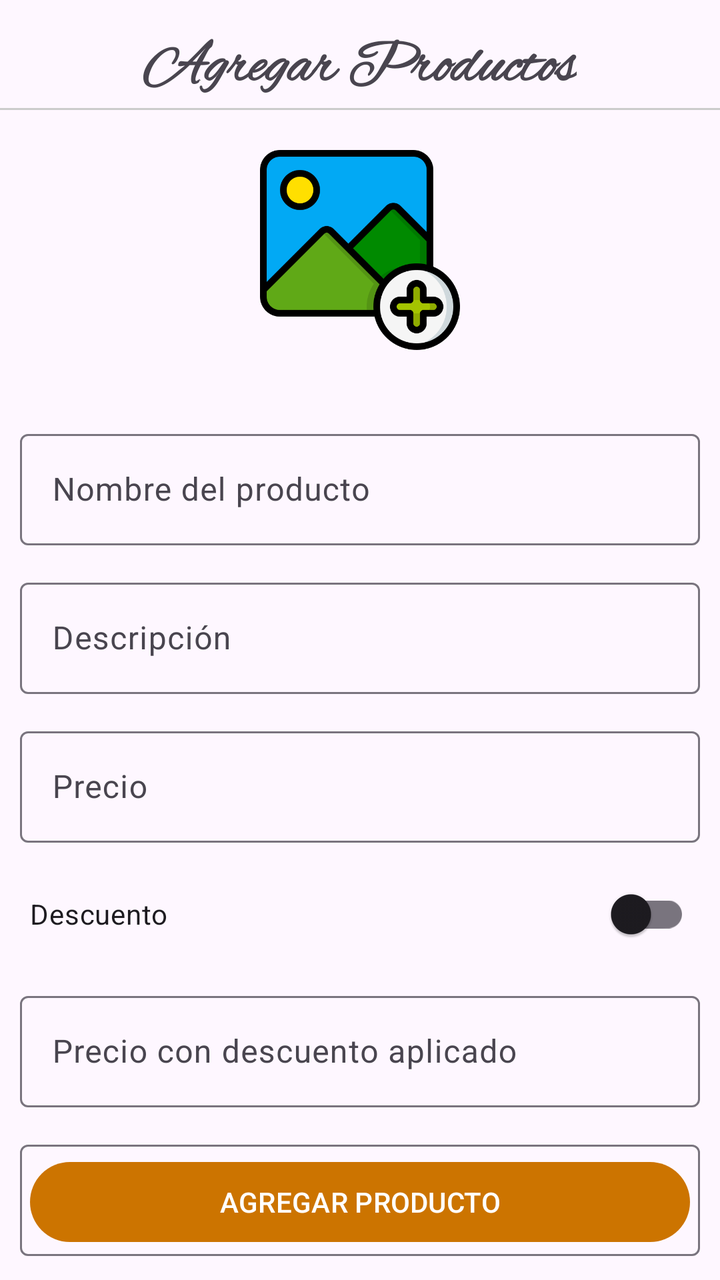
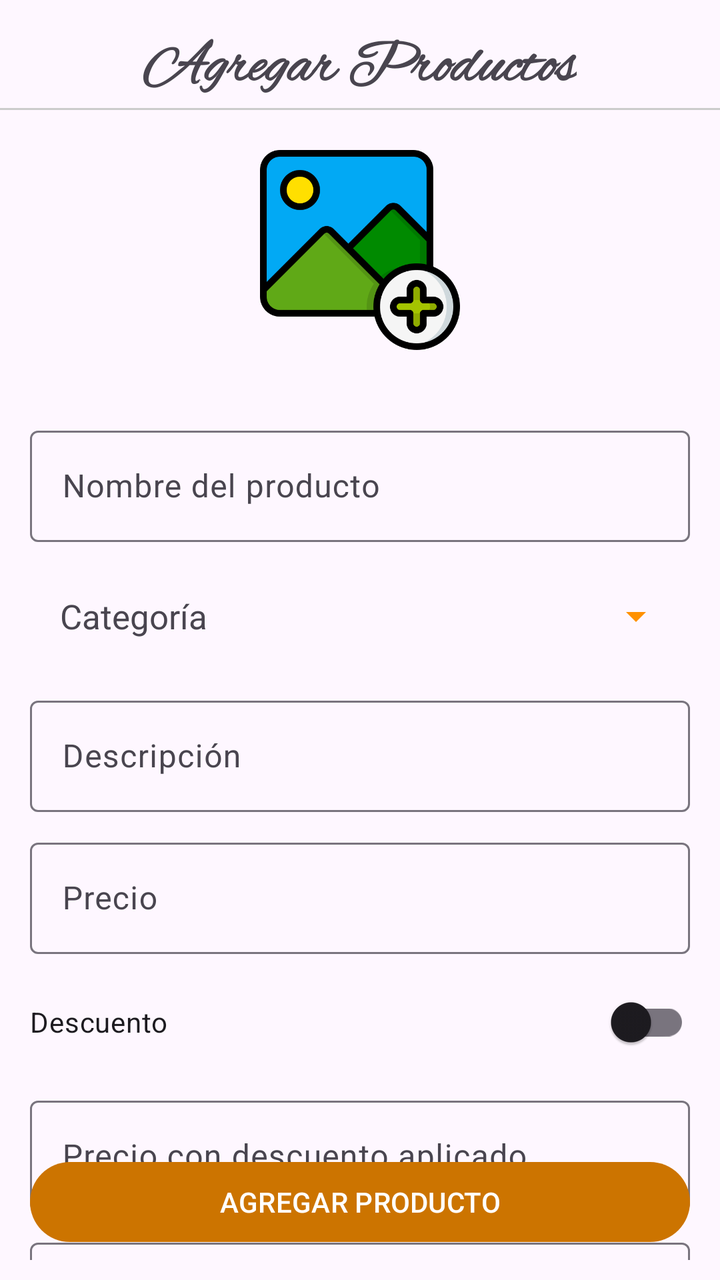

Before-and-after screenshots of an Android layout around one commit, followed by the original layout XML and the change that was made.
<!-- AndroidManifest.xml: application theme Theme.SlopShop -->
<!-- res/layout/activity_agregar_producto.xml -->
<?xml version="1.0" encoding="utf-8"?>
<RelativeLayout xmlns:android="http://schemas.android.com/apk/res/android"
    xmlns:app="http://schemas.android.com/apk/res-auto"
    xmlns:tools="http://schemas.android.com/tools"
    android:id="@+id/main"
    android:layout_width="match_parent"
    android:layout_height="match_parent"
    tools:context=".Administrador.Productos.AgregarProductoActivity">


    <RelativeLayout
        android:id="@+id/RLTitulo"
        android:layout_width="match_parent"
        android:layout_height="55dp">

        <TextView

            android:text="@string/txtAgregarProductos"
            android:layout_centerInParent="true"
            android:textStyle="bold"
            android:paddingTop="10dp"
            android:textSize="30sp"
            android:fontFamily="@font/handwrite"
            android:layout_width="wrap_content"
            android:layout_height="wrap_content"/>

        <View
            android:layout_width="match_parent"
            android:layout_height="1dp"
            android:layout_alignParentBottom="true"
            android:background="#ccc"/>
    </RelativeLayout>

    <RelativeLayout
        android:id="@+id/RLImagen"
        android:layout_below="@+id/RLTitulo"
        android:layout_width="match_parent"
        android:layout_height="wrap_content">

        <androidx.appcompat.widget.AppCompatImageView
            android:id="@+id/imgAgregarProducto"
            android:layout_centerInParent="true"
            android:layout_marginTop="40dp"
            android:src="@drawable/icono_agregar_foto"
            android:layout_width="100dp"
            android:layout_height="100dp"/>

    </RelativeLayout>

    <androidx.core.widget.NestedScrollView
        android:layout_below="@+id/RLImagen"
        android:padding="10dp"
        android:layout_width="match_parent"
        android:layout_height="wrap_content">

        <RelativeLayout
            android:layout_width="match_parent"
            android:layout_height="wrap_content">

            <androidx.recyclerview.widget.RecyclerView
                android:id="@+id/RVImagenesProducto"
                app:layoutManager="androidx.recyclerview.widget.GridLayoutManager"
                tools:listitem="@layout/item_imagenes_seleccionadas"
                app:spanCount="4"
                android:layout_width="match_parent"
                android:layout_height="wrap_content"/>

            <com.google.android.material.textfield.TextInputLayout
                android:id="@+id/TILNombreP"
                android:layout_below="@id/RVImagenesProducto"
                android:layout_width="match_parent"
                android:layout_height="wrap_content"
                android:layout_marginVertical="20px">

                <EditText
                    android:id="@+id/etNombreProducto"
                    android:hint="@string/NombreP"
                    android:inputType="textCapSentences"
                    android:layout_width="match_parent"
                    android:layout_height="wrap_content"
                    />


            </com.google.android.material.textfield.TextInputLayout>

            <com.google.android.material.textfield.TextInputLayout
                android:id="@+id/TILDescripcionP"
                android:layout_below="@+id/TILNombreP"
                android:layout_width="match_parent"
                android:layout_height="wrap_content"
                android:layout_marginVertical="20px"
                >

                <EditText
                    android:id="@+id/etDescripcionP"
                    android:hint="@string/Descripcion"
                    android:inputType="textCapSentences"
                    android:layout_width="match_parent"
                    android:layout_height="wrap_content"/>


            </com.google.android.material.textfield.TextInputLayout>

            <com.google.android.material.textfield.TextInputLayout
                android:id="@+id/TILPrecioP"
                android:layout_below="@+id/TILDescripcionP"
                android:layout_width="match_parent"
                android:layout_height="wrap_content"
                android:layout_marginVertical="20px">

                <EditText
                    android:id="@+id/etPrecioP"
                    android:layout_width="match_parent"
                    android:layout_height="wrap_content"
                    android:hint="@string/Precio"
                    android:inputType="numberDecimal" />


            </com.google.android.material.textfield.TextInputLayout>

            <androidx.appcompat.widget.SwitchCompat
                android:id="@+id/decuentoSwitch"
                android:text="@string/Descuento"
                android:layout_below="@id/TILPrecioP"
                android:layout_width="match_parent"
                android:layout_height="wrap_content"
                android:layout_margin="5dp"
                />

            <com.google.android.material.textfield.TextInputLayout
                android:id="@+id/TILPrecioDescuentoP"
                android:layout_below="@id/decuentoSwitch"
                android:layout_width="match_parent"
                android:layout_height="wrap_content"
                android:layout_marginVertical="20px">

                <EditText
                    android:id="@+id/etPrecioConDescuentoP"
                    android:hint="@string/PrecioConDescuento"
                    android:inputType="numberDecimal"
                    android:layout_width="match_parent"
                    android:layout_height="wrap_content"/>


            </com.google.android.material.textfield.TextInputLayout>

            <com.google.android.material.textfield.TextInputLayout
                android:id="@+id/TILNotaAyudaDesc"
                android:layout_below="@id/TILPrecioDescuentoP"
                android:layout_width="match_parent"
                android:layout_height="wrap_content"
                android:layout_marginVertical="20px">

                <EditText
                    android:id="@+id/ejemploDescuento"
                    android:hint="@string/ejemploDescuento"
                    android:layout_width="match_parent"
                    android:layout_height="wrap_content"/>


            </com.google.android.material.textfield.TextInputLayout>

        </RelativeLayout>



    </androidx.core.widget.NestedScrollView>

    <com.google.android.material.button.MaterialButton
        android:id="@+id/btnAgregarProducto"
        android:text="@string/btnAgregarProducto"
        android:layout_alignParentBottom="true"
        android:textAllCaps="true"
        android:layout_margin="15dp"
        android:layout_width="match_parent"
        android:layout_height="wrap_content"/>



</RelativeLayout>
<!-- res/layout/item_imagenes_seleccionadas.xml (included above) -->
<?xml version="1.0" encoding="utf-8"?>
<com.google.android.material.card.MaterialCardView xmlns:android="http://schemas.android.com/apk/res/android"
    android:layout_width="match_parent"
    android:layout_height="wrap_content"
    xmlns:app="http://schemas.android.com/apk/res-auto"
    app:cardElevation="0dp"
    app:cardUseCompatPadding="true">

    <RelativeLayout
        android:layout_width="match_parent"
        android:layout_height="wrap_content">

        <androidx.appcompat.widget.AppCompatImageView
            android:id="@+id/itemImagen"
            android:scaleType="centerCrop"
            android:adjustViewBounds="true"
            android:src="@drawable/icono_imagen"
            android:layout_width="match_parent"
            android:layout_height="wrap_content"/>

        <androidx.appcompat.widget.AppCompatImageView
            android:id="@+id/borrarItemImagen"
            android:layout_alignParentEnd="true"
            android:padding="5dp"
            android:src="@drawable/icono_borrar"
            android:layout_width="42dp"
            android:layout_height="42dp" />
    </RelativeLayout>

</com.google.android.material.card.MaterialCardView>
<!-- resources referenced by this layout -->
<resources>
  <!-- drawable icono_agregar_foto: png bitmap (drawable, 24679 bytes) -->
  <!-- drawable icono_borrar: png bitmap (drawable, 16895 bytes) -->
  <!-- drawable icono_imagen: png bitmap (drawable, 11596 bytes) -->
  <string name="Descripcion">Descripción</string>
  <string name="Descuento">Descuento</string>
  <string name="NombreP">Nombre del producto</string>
  <string name="Precio">Precio</string>
  <string name="PrecioConDescuento">Precio con descuento aplicado</string>
  <string name="btnAgregarProducto">Agregar Producto</string>
  <string name="ejemploDescuento">Ejm: 10% Desc.</string>
  <string name="txtAgregarProductos">Agregar Productos</string>
  <style name="Theme.SlopShop" parent="Base.Theme.SlopShop" />
  <style name="Base.Theme.SlopShop" parent="Theme.Material3.DayNight.NoActionBar">
          
          <item name="colorPrimary">@color/naranja_oscuro</item>
      </style>
  <color name="naranja_oscuro">#CC7400</color>
</resources>

<!-- the commit's change to res/layout/activity_agregar_producto.xml (unified diff, before → after) -->
@@ -70,7 +70,7 @@
                 android:layout_below="@id/RVImagenesProducto"
                 android:layout_width="match_parent"
                 android:layout_height="wrap_content"
-                android:layout_marginVertical="20px">
+                android:layout_margin="5dp">
 
                 <EditText
                     android:id="@+id/etNombreProducto"
@@ -83,20 +83,34 @@
 
             </com.google.android.material.textfield.TextInputLayout>
 
+            <TextView
+                android:id="@+id/categoria"
+                android:layout_below="@+id/TILNombreP"
+                android:text="@string/Categoria"
+                android:padding="15dp"
+                android:textSize="17sp"
+                android:gravity="center_vertical"
+                android:background="@drawable/custom_edittext"
+                android:layout_width="match_parent"
+                android:layout_height="wrap_content"
+                android:layout_margin="5dp"
+                app:drawableEndCompat="@drawable/icono_desplegar"/>
+
             <com.google.android.material.textfield.TextInputLayout
                 android:id="@+id/TILDescripcionP"
-                android:layout_below="@+id/TILNombreP"
-                android:layout_width="match_parent"
-                android:layout_height="wrap_content"
-                android:layout_marginVertical="20px"
-                >
+                android:layout_below="@+id/categoria"
+                android:layout_width="match_parent"
+                android:layout_height="wrap_content"
+                android:layout_margin="5dp">
 
                 <EditText
                     android:id="@+id/etDescripcionP"
                     android:hint="@string/Descripcion"
                     android:inputType="textCapSentences"
                     android:layout_width="match_parent"
-                    android:layout_height="wrap_content"/>
+                    android:layout_height="wrap_content"
+
+                    />
 
 
             </com.google.android.material.textfield.TextInputLayout>
@@ -106,7 +120,7 @@
                 android:layout_below="@+id/TILDescripcionP"
                 android:layout_width="match_parent"
                 android:layout_height="wrap_content"
-                android:layout_marginVertical="20px">
+                android:layout_margin="5dp">
 
                 <EditText
                     android:id="@+id/etPrecioP"
@@ -132,7 +146,7 @@
                 android:layout_below="@id/decuentoSwitch"
                 android:layout_width="match_parent"
                 android:layout_height="wrap_content"
-                android:layout_marginVertical="20px">
+                android:layout_margin="5dp">
 
                 <EditText
                     android:id="@+id/etPrecioConDescuentoP"
@@ -149,7 +163,7 @@
                 android:layout_below="@id/TILPrecioDescuentoP"
                 android:layout_width="match_parent"
                 android:layout_height="wrap_content"
-                android:layout_marginVertical="20px">
+                android:layout_margin="5dp">
 
                 <EditText
                     android:id="@+id/ejemploDescuento"
<!-- resource entries referenced after the edit -->
@@ -1,8 +1,22 @@
 <!-- resources referenced by this layout -->
 <resources>
+  <!-- drawable custom_edittext (drawable) -->
+  <?xml version="1.0" encoding="utf-8"?>
+  <shape xmlns:android="http://schemas.android.com/apk/res/android">
+  
+      <corners android:radius="8dp"/>
+  
+  </shape>
   <!-- drawable icono_agregar_foto: png bitmap (drawable, 24679 bytes) -->
   <!-- drawable icono_borrar: png bitmap (drawable, 16895 bytes) -->
+  <!-- drawable icono_desplegar (drawable) -->
+  <vector xmlns:android="http://schemas.android.com/apk/res/android" android:height="24dp" android:tint="#FF9100" android:viewportHeight="24" android:viewportWidth="24" android:width="24dp">
+        
+      <path android:fillColor="@android:color/black" android:pathData="M7,10l5,5 5,-5z"/>
+      
+  </vector>
   <!-- drawable icono_imagen: png bitmap (drawable, 11596 bytes) -->
+  <string name="Categoria">Categoría</string>
   <string name="Descripcion">Descripción</string>
   <string name="Descuento">Descuento</string>
   <string name="NombreP">Nombre del producto</string>
